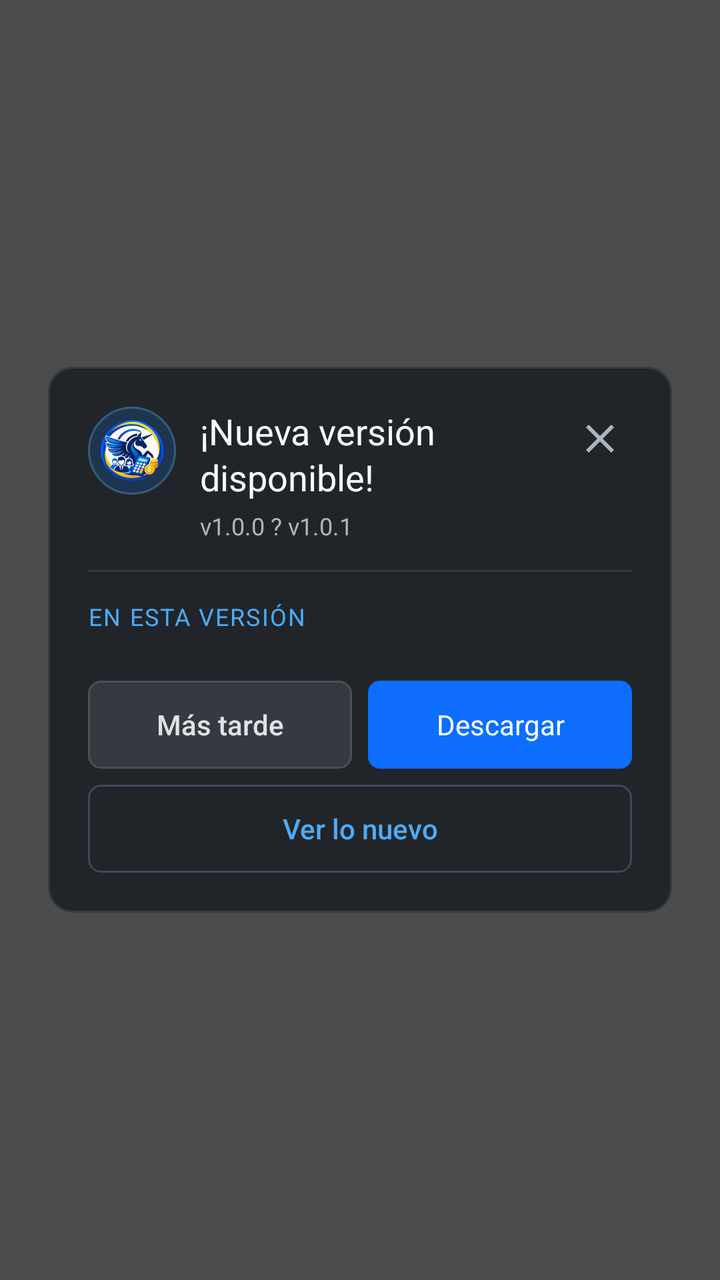
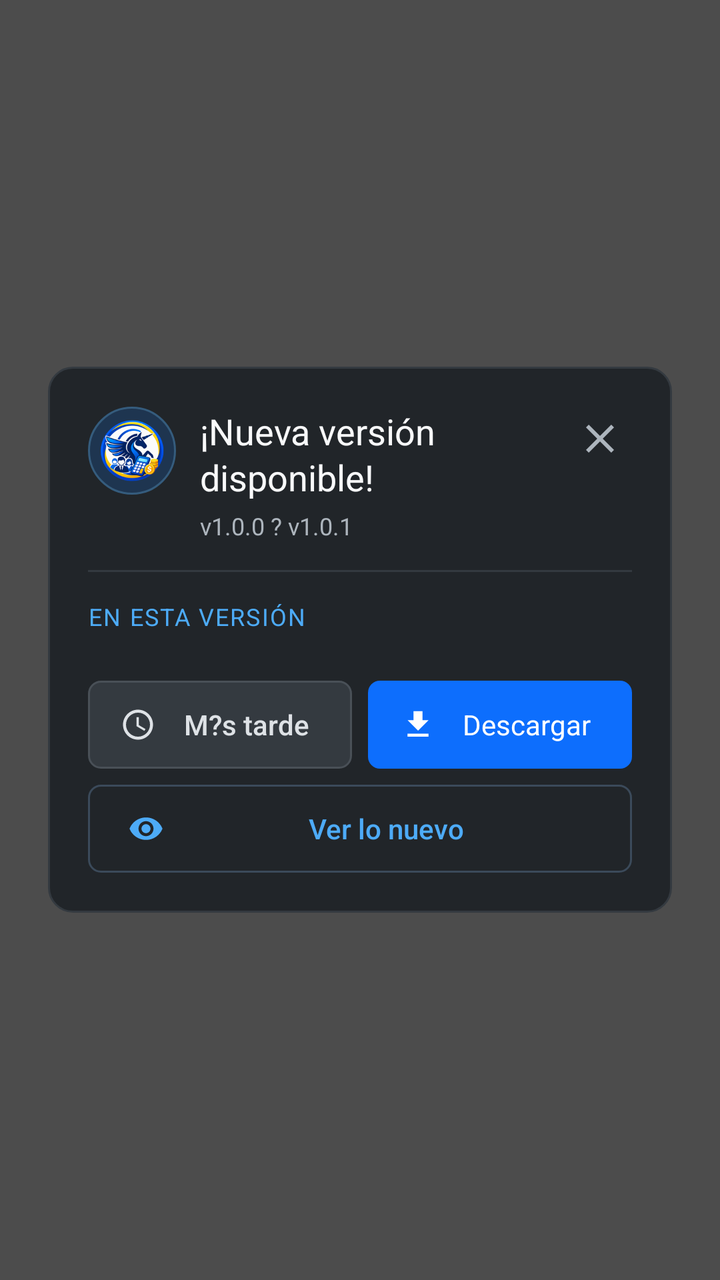

Before-and-after screenshots of an Android layout around one commit, followed by the original layout XML and the change that was made.
<!-- AndroidManifest.xml: application theme Theme.UnicornioSoftware -->
<!-- res/layout/dialog_app_update.xml -->
<?xml version="1.0" encoding="utf-8"?>
<FrameLayout xmlns:android="http://schemas.android.com/apk/res/android"
    android:layout_width="match_parent"
    android:layout_height="match_parent"
    android:background="#B3000000"
    android:padding="24dp">

    <LinearLayout
        android:layout_width="match_parent"
        android:layout_height="wrap_content"
        android:layout_gravity="center"
        android:background="@drawable/bg_modal_card"
        android:orientation="vertical"
        android:padding="20dp">

        <LinearLayout
            android:layout_width="match_parent"
            android:layout_height="wrap_content"
            android:gravity="top"
            android:orientation="horizontal">

            <ImageView
                android:id="@+id/updateIcon"
                android:layout_width="44dp"
                android:layout_height="44dp"
                android:background="@drawable/bg_offline_icon"
                android:contentDescription="@string/app_name"
                android:padding="6dp"
                android:scaleType="fitCenter"
                android:src="@mipmap/ic_launcher_round" />

            <LinearLayout
                android:layout_width="0dp"
                android:layout_height="wrap_content"
                android:layout_marginStart="12dp"
                android:layout_weight="1"
                android:orientation="vertical">

                <TextView
                    android:id="@+id/updateTitle"
                    android:layout_width="wrap_content"
                    android:layout_height="wrap_content"
                    android:fontFamily="sans-serif-bold"
                    android:lineSpacingExtra="2dp"
                    android:text="¡Nueva versión disponible!"
                    android:textColor="#F8F9FA"
                    android:textSize="18sp" />

                <TextView
                    android:id="@+id/updateVersions"
                    android:layout_width="wrap_content"
                    android:layout_height="wrap_content"
                    android:layout_marginTop="4dp"
                    android:fontFamily="sans-serif"
                    android:text="v1.0.0 ? v1.0.1"
                    android:textColor="#ADB5BD"
                    android:textSize="12sp" />
            </LinearLayout>

            <ImageButton
                android:id="@+id/btnUpdateClose"
                android:layout_width="32dp"
                android:layout_height="32dp"
                android:background="@android:color/transparent"
                android:contentDescription="Cerrar"
                android:padding="4dp"
                android:src="@drawable/ic_close"
                android:tint="#ADB5BD" />
        </LinearLayout>

        <View
            android:layout_width="match_parent"
            android:layout_height="1dp"
            android:layout_marginTop="14dp"
            android:layout_marginBottom="14dp"
            android:background="#343A40" />

        <ScrollView
            android:id="@+id/updateBodyScroll"
            android:layout_width="match_parent"
            android:layout_height="wrap_content"
            android:fillViewport="false"
            android:overScrollMode="ifContentScrolls">

            <LinearLayout
                android:layout_width="match_parent"
                android:layout_height="wrap_content"
                android:orientation="vertical">

                <TextView
                    android:id="@+id/updateSectionTitle"
                    android:layout_width="wrap_content"
                    android:layout_height="wrap_content"
                    android:fontFamily="sans-serif-bold"
                    android:letterSpacing="0.06"
                    android:text="EN ESTA VERSIÓN"
                    android:textAllCaps="true"
                    android:textColor="#4DABF7"
                    android:textSize="12sp" />

                <TextView
                    android:id="@+id/updateSummary"
                    android:layout_width="match_parent"
                    android:layout_height="wrap_content"
                    android:layout_marginTop="8dp"
                    android:fontFamily="sans-serif"
                    android:lineSpacingExtra="3dp"
                    android:textColor="#CED4DA"
                    android:textSize="14sp"
                    android:visibility="gone" />

                <LinearLayout
                    android:id="@+id/updateMetaRow"
                    android:layout_width="match_parent"
                    android:layout_height="wrap_content"
                    android:layout_marginTop="10dp"
                    android:orientation="horizontal"
                    android:visibility="gone">

                    <TextView
                        android:id="@+id/updateSize"
                        android:layout_width="wrap_content"
                        android:layout_height="wrap_content"
                        android:fontFamily="sans-serif-medium"
                        android:textColor="#ADB5BD"
                        android:textSize="12sp"
                        android:visibility="gone" />

                    <TextView
                        android:id="@+id/updateDate"
                        android:layout_width="wrap_content"
                        android:layout_height="wrap_content"
                        android:layout_marginStart="12dp"
                        android:fontFamily="sans-serif-medium"
                        android:textColor="#ADB5BD"
                        android:textSize="12sp"
                        android:visibility="gone" />
                </LinearLayout>

                <LinearLayout
                    android:id="@+id/updateChangesContainer"
                    android:layout_width="match_parent"
                    android:layout_height="wrap_content"
                    android:layout_marginTop="6dp"
                    android:orientation="vertical" />

                <TextView
                    android:id="@+id/updateRequired"
                    android:layout_width="match_parent"
                    android:layout_height="wrap_content"
                    android:layout_marginTop="10dp"
                    android:fontFamily="sans-serif-medium"
                    android:text="Esta actualización es necesaria para continuar."
                    android:textColor="#F87171"
                    android:textSize="13sp"
                    android:visibility="gone" />

                <TextView
                    android:id="@+id/updateMinSupported"
                    android:layout_width="match_parent"
                    android:layout_height="wrap_content"
                    android:layout_marginTop="8dp"
                    android:fontFamily="sans-serif"
                    android:textColor="#94A3B8"
                    android:textSize="12sp"
                    android:visibility="gone" />
            </LinearLayout>
        </ScrollView>

        <LinearLayout
            android:layout_width="match_parent"
            android:layout_height="wrap_content"
            android:layout_marginTop="18dp"
            android:orientation="vertical">

            <LinearLayout
                android:id="@+id/updatePrimaryRow"
                android:layout_width="match_parent"
                android:layout_height="wrap_content"
                android:orientation="horizontal">

                <TextView
                    android:id="@+id/btnUpdateLater"
                    android:layout_width="0dp"
                    android:layout_height="44dp"
                    android:layout_marginEnd="8dp"
                    android:layout_weight="1"
                    android:background="@drawable/bg_modal_btn_secondary"
                    android:fontFamily="sans-serif-medium"
                    android:gravity="center"
                    android:text="Más tarde"
                    android:textColor="#DEE2E6"
                    android:textSize="14sp" />

                <TextView
                    android:id="@+id/btnUpdateDownload"
                    android:layout_width="0dp"
                    android:layout_height="44dp"
                    android:layout_weight="1"
                    android:background="@drawable/bg_modal_btn_primary"
                    android:fontFamily="sans-serif-bold"
                    android:gravity="center"
                    android:text="Descargar"
                    android:textColor="#FFFFFF"
                    android:textSize="14sp" />
            </LinearLayout>

            <TextView
                android:id="@+id/btnUpdateNotes"
                android:layout_width="match_parent"
                android:layout_height="44dp"
                android:layout_marginTop="8dp"
                android:background="@drawable/bg_modal_btn_outline"
                android:fontFamily="sans-serif-medium"
                android:gravity="center"
                android:text="Ver lo nuevo"
                android:textColor="#4DABF7"
                android:textSize="14sp" />

        </LinearLayout>
    </LinearLayout>
</FrameLayout>
<!-- resources referenced by this layout -->
<resources>
  <!-- drawable bg_modal_btn_outline (drawable) -->
  ﻿<?xml version="1.0" encoding="utf-8"?>
  <ripple xmlns:android="http://schemas.android.com/apk/res/android" android:color="#334DABF7">
      <item>
          <shape android:shape="rectangle">
              <solid android:color="#00000000" />
              <corners android:radius="6dp" />
              <stroke android:width="1dp" android:color="#3B4A5A" />
          </shape>
      </item>
  </ripple>
  <!-- drawable bg_modal_btn_primary (drawable) -->
  ﻿<?xml version="1.0" encoding="utf-8"?>
  <ripple xmlns:android="http://schemas.android.com/apk/res/android" android:color="#664DABF7">
      <item>
          <shape android:shape="rectangle">
              <solid android:color="#0D6EFD" />
              <corners android:radius="6dp" />
          </shape>
      </item>
  </ripple>
  <!-- drawable bg_modal_btn_secondary (drawable) -->
  ﻿<?xml version="1.0" encoding="utf-8"?>
  <ripple xmlns:android="http://schemas.android.com/apk/res/android" android:color="#33FFFFFF">
      <item>
          <shape android:shape="rectangle">
              <solid android:color="#343A40" />
              <corners android:radius="6dp" />
              <stroke android:width="1dp" android:color="#495057" />
          </shape>
      </item>
  </ripple>
  <!-- drawable bg_modal_card (drawable) -->
  ﻿<?xml version="1.0" encoding="utf-8"?>
  <shape xmlns:android="http://schemas.android.com/apk/res/android" android:shape="rectangle">
      <solid android:color="#212529" />
      <corners android:radius="12dp" />
      <stroke android:width="1dp" android:color="#343A40" />
  </shape>
  <!-- drawable bg_offline_icon (drawable) -->
  <?xml version="1.0" encoding="utf-8"?>
  <shape xmlns:android="http://schemas.android.com/apk/res/android" android:shape="oval">
      <solid android:color="#1E3550" />
      <stroke android:width="1dp" android:color="#355C7D" />
  </shape>
  <!-- drawable ic_close (drawable) -->
  <vector xmlns:android="http://schemas.android.com/apk/res/android"
      android:width="24dp" android:height="24dp" android:viewportWidth="24"
      android:viewportHeight="24">
      <path android:fillColor="#EAF2FA"
          android:pathData="M19,6.41L17.59,5 12,10.59 6.41,5 5,6.41 10.59,12 5,17.59 6.41,19 12,13.41 17.59,19 19,17.59 13.41,12z"/>
  </vector>
  <string name="app_name">Ecosistema Financiero de Unicornio Software</string>
  <style name="Theme.UnicornioSoftware" parent="Theme.MaterialComponents.DayNight.NoActionBar">
          <item name="android:statusBarColor">@android:color/black</item>
          <item name="android:navigationBarColor">@android:color/black</item>
          <item name="android:windowLightStatusBar" tools:targetApi="m">false</item>
      </style>
  <!-- unchanged entries left out for length: 1 -->
</resources>

<!-- the commit's change to res/layout/dialog_app_update.xml (unified diff, before → after) -->
@@ -186,9 +186,13 @@
                     android:layout_marginEnd="8dp"
                     android:layout_weight="1"
                     android:background="@drawable/bg_modal_btn_secondary"
+                    android:drawableStart="@drawable/ic_modal_later"
+                    android:drawablePadding="8dp"
                     android:fontFamily="sans-serif-medium"
                     android:gravity="center"
-                    android:text="Más tarde"
+                    android:paddingStart="16dp"
+                    android:paddingEnd="16dp"
+                    android:text="M?s tarde"
                     android:textColor="#DEE2E6"
                     android:textSize="14sp" />
 
@@ -198,8 +202,12 @@
                     android:layout_height="44dp"
                     android:layout_weight="1"
                     android:background="@drawable/bg_modal_btn_primary"
+                    android:drawableStart="@drawable/ic_modal_download"
+                    android:drawablePadding="8dp"
                     android:fontFamily="sans-serif-bold"
                     android:gravity="center"
+                    android:paddingStart="16dp"
+                    android:paddingEnd="16dp"
                     android:text="Descargar"
                     android:textColor="#FFFFFF"
                     android:textSize="14sp" />
@@ -211,8 +219,12 @@
                 android:layout_height="44dp"
                 android:layout_marginTop="8dp"
                 android:background="@drawable/bg_modal_btn_outline"
+                android:drawableStart="@drawable/ic_modal_new"
+                android:drawablePadding="8dp"
                 android:fontFamily="sans-serif-medium"
                 android:gravity="center"
+                android:paddingStart="20dp"
+                android:paddingEnd="20dp"
                 android:text="Ver lo nuevo"
                 android:textColor="#4DABF7"
                 android:textSize="14sp" />
<!-- resource entries referenced after the edit -->
@@ -52,6 +52,18 @@
       <path android:fillColor="#EAF2FA"
           android:pathData="M19,6.41L17.59,5 12,10.59 6.41,5 5,6.41 10.59,12 5,17.59 6.41,19 12,13.41 17.59,19 19,17.59 13.41,12z"/>
   </vector>
+  <!-- drawable ic_modal_download (drawable) -->
+  <vector xmlns:android="http://schemas.android.com/apk/res/android" android:width="18dp" android:height="18dp" android:viewportWidth="24" android:viewportHeight="24">
+    <path android:fillColor="#FFFFFF" android:pathData="M5,20h14v-2H5v2zM19,9h-4V3H9v6H5l7,7 7,-7z"/>
+  </vector>
+  <!-- drawable ic_modal_later (drawable) -->
+  <vector xmlns:android="http://schemas.android.com/apk/res/android" android:width="18dp" android:height="18dp" android:viewportWidth="24" android:viewportHeight="24">
+    <path android:fillColor="#DEE2E6" android:pathData="M11.99,2C6.47,2 2,6.48 2,12s4.47,10 9.99,10C17.52,22 22,17.52 22,12S17.52,2 11.99,2zM12,20c-4.42,0 -8,-3.58 -8,-8s3.58,-8 8,-8 8,3.58 8,8 -3.58,8 -8,8zM12.5,7H11v6l5.25,3.15 0.75,-1.23 -4.5,-2.67z"/>
+  </vector>
+  <!-- drawable ic_modal_new (drawable) -->
+  <vector xmlns:android="http://schemas.android.com/apk/res/android" android:width="18dp" android:height="18dp" android:viewportWidth="24" android:viewportHeight="24">
+    <path android:fillColor="#4DABF7" android:pathData="M12,4.5C7,4.5 2.73,7.61 1,12c1.73,4.39 6,7.5 11,7.5s9.27,-3.11 11,-7.5C21.27,7.61 17,4.5 12,4.5zM12,17c-2.76,0 -5,-2.24 -5,-5s2.24,-5 5,-5 5,2.24 5,5 -2.24,5 -5,5zM12,9c-1.66,0 -3,1.34 -3,3s1.34,3 3,3 3,-1.34 3,-3 -1.34,-3 -3,-3z"/>
+  </vector>
   <string name="app_name">Ecosistema Financiero de Unicornio Software</string>
   <style name="Theme.UnicornioSoftware" parent="Theme.MaterialComponents.DayNight.NoActionBar">
           <item name="android:statusBarColor">@android:color/black</item>
